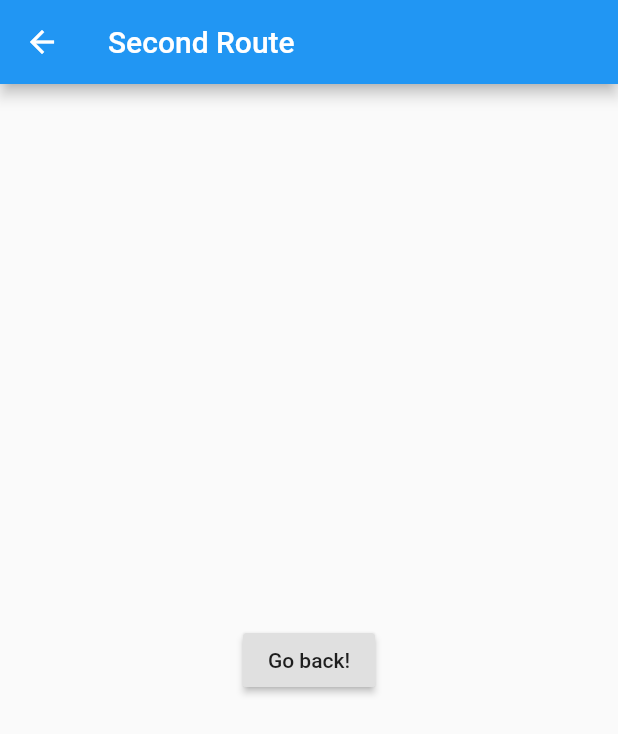
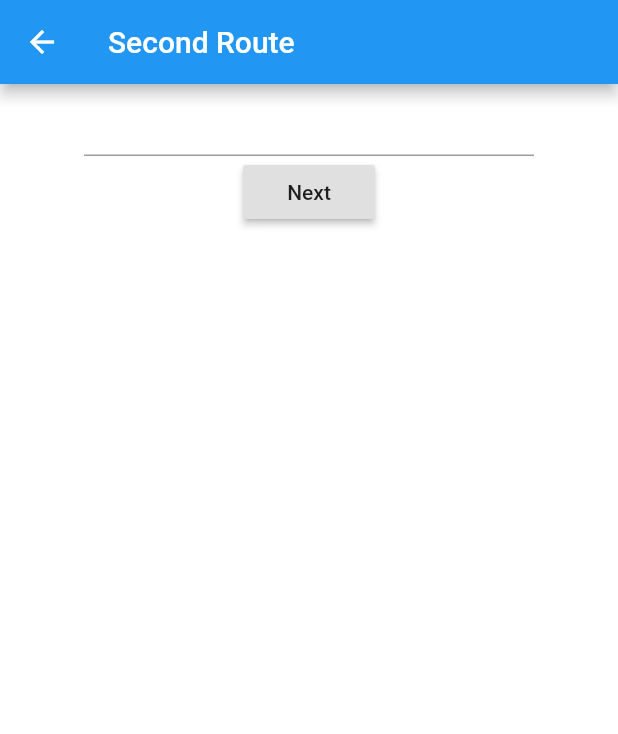
Before and after one commit to GattaiTeam/bochito, a Flutter app: the screen it shows after launch, after a tap on "Sign Up", on a phone screen of 412 x 824 dp. Shown: the top 734 px of the screen. Run offline on Flutter 3.47's test engine with Material 2 defaults, Android fonts, the phone set to English and light mode, and no system bars; our stand-ins replace avatar_glow.

Commit message:
ADDED: Register_Email procedure logic with Regex expressions

```diff
--- a/lib/src/screens/InitialScreen.dart
+++ b/lib/src/screens/InitialScreen.dart
@@ -1,6 +1,7 @@
 import 'package:avatar_glow/avatar_glow.dart';
 import 'package:flutter/material.dart';
 import 'package:gattai/src/algorithms/delayed_animation_signUpLogIn_screen.dart'; /* Delayed animation for first screen (Log In and Sign up)*/
+import 'package:gattai/src/widgets/GattaiLogo.dart';
 import 'package:gattai/src/widgets/LogIn_Button.dart';
 import 'package:gattai/src/widgets/SignUp_Button.dart';
 
@@ -65,7 +66,7 @@ class _MyAppState extends State<MyApp> with SingleTickerProviderStateMixin {
                         repeat: true,
                         repeatPauseDuration: Duration(seconds: 2),
                         startDelay: Duration(seconds: 1),
-                        child: Image.asset('assets/images/gattai_logo_white.png')
+                        child: GattaiLogo()
                     ),
                     DelayedAnimation(
                       child: Text(
--- /dev/null
+++ b/lib/src/screens/Register_Email.dart
@@ -0,0 +1,23 @@
+import 'package:flutter/cupertino.dart';
+import 'package:flutter/material.dart';
+import 'package:gattai/src/widgets/GattaiLogo.dart';
+import 'package:gattai/src/widgets/Register_Email_Form.dart';
+
+class SignUpEmail extends StatelessWidget{
+  @override
+  Widget build(BuildContext context) {
+    return Scaffold(
+      backgroundColor: Colors.white,
+      appBar: AppBar(
+        title: Text("Second Route"),
+      ),
+      body: Center(
+        child: Column(
+          children: <Widget>[
+            EmailForm(),
+          ],
+        ),
+      )
+    );
+  }
+}
--- a/lib/src/screens/signUp_Email.dart
+++ /dev/null
@@ -1,21 +0,0 @@
-import 'package:flutter/cupertino.dart';
-import 'package:flutter/material.dart';
-
-class SignUp_Email extends StatelessWidget{
-  @override
-  Widget build(BuildContext context) {
-    return Scaffold(
-      appBar: AppBar(
-        title: Text("Second Route"),
-      ),
-      body: Center(
-        child: RaisedButton(
-          onPressed: () {
-            Navigator.pop(context);
-          },
-          child: Text('Go back!'),
-        ),
-      ),
-    );
-  }
-}
--- /dev/null
+++ b/lib/src/widgets/GattaiLogo.dart
@@ -0,0 +1,12 @@
+import 'package:flutter/cupertino.dart';
+
+class GattaiLogo extends StatelessWidget {
+  @override
+  Widget build(BuildContext context) {
+    return Image.asset('assets/images/gattai_logo_white.png');
+  }
+
+
+
+
+}
--- /dev/null
+++ b/lib/src/widgets/Register_Email_Form.dart
@@ -0,0 +1,60 @@
+import 'package:flutter/cupertino.dart';
+import 'package:flutter/material.dart';
+
+class EmailForm extends StatefulWidget{
+  @override
+  State<StatefulWidget> createState() {
+    return EmailFormState();
+  }
+}
+
+class EmailFormState extends State<EmailForm>{
+  final _formKey = GlobalKey<FormState>();
+
+  @override
+  Widget build(BuildContext context) {
+    return Form(
+      key: _formKey,
+      child: Column(
+        children: <Widget>[
+          Container(
+            width: 300.0,
+            child: TextFormField(
+              validator: (value){
+                return validateEmail(value);
+              },
+            ),
+          ),
+          RaisedButton(
+            onPressed: (){
+              if (_formKey.currentState.validate()){
+                print("Test");
+                Scaffold
+                    .of(context)
+                    .showSnackBar(SnackBar(content: Text('Processing Data')));
+              }else{
+                print("Did not work");
+              }
+            },
+            child: Text('Next'),
+          )
+        ],
+      )
+    );
+  }
+
+  validateEmail(email){
+
+    if (email.isEmpty) {
+      return "Please enter your email";
+    }
+    bool validEmail = RegExp(r"^[a-zA-Z0-9.a-zA-Z0-9.!#$%&'*+-/=?^_`{|}~]+@[a-zA-Z0-9]+\.[a-zA-Z]+").hasMatch(email);
+    if (validEmail){
+      return null; // Returns that the form is valid, null is used so nothing is displayed on the tooltip
+    }
+    return "Please enter a valid email";
+  }
+
+
+
+}
--- a/lib/src/widgets/SignUp_Button.dart
+++ b/lib/src/widgets/SignUp_Button.dart
@@ -1,7 +1,7 @@
 
 
 import 'package:flutter/material.dart';
-import 'package:gattai/src/screens/signUp_Email.dart';
+import 'package:gattai/src/screens/Register_Email.dart';
 
 
 class SignUpButton extends StatelessWidget {
@@ -25,7 +25,7 @@ class SignUpButton extends StatelessWidget {
               )
           ),
           onPressed: () {
-            Navigator.push(context, MaterialPageRoute(builder: (context) => SignUp_Email()));
+            Navigator.push(context, MaterialPageRoute(builder: (context) => SignUpEmail()));
           }
           ,
         ),
```
Also changed, not shown: lib/src/providers/User_provider.dart (added, +15 -0 lines).
